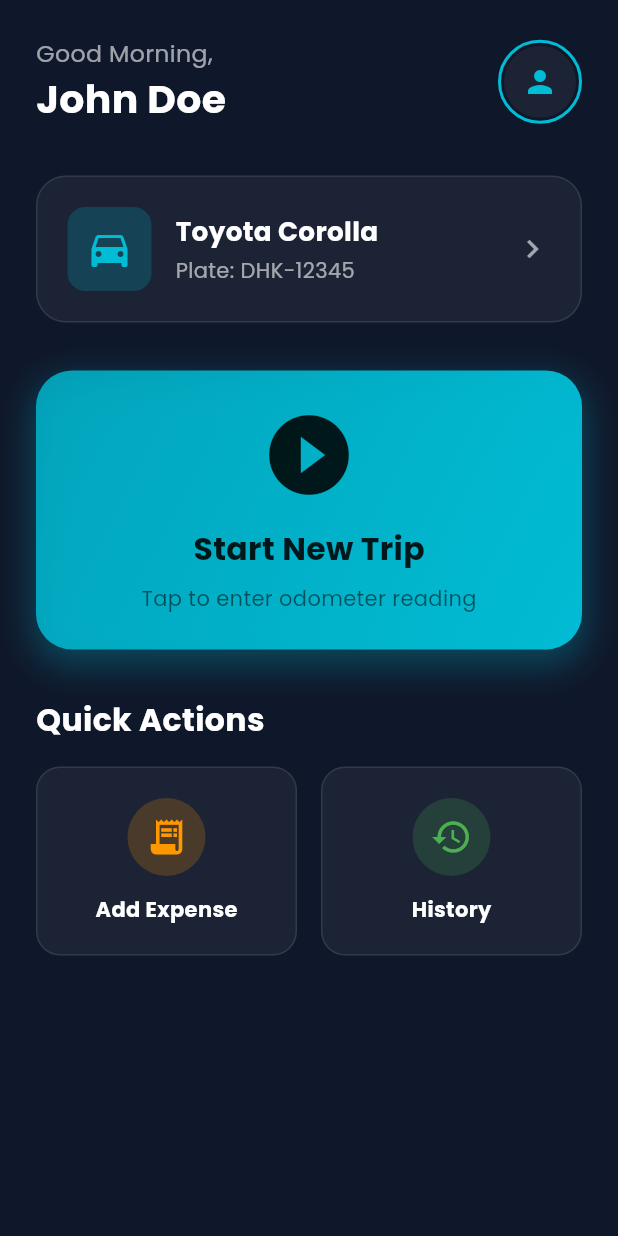
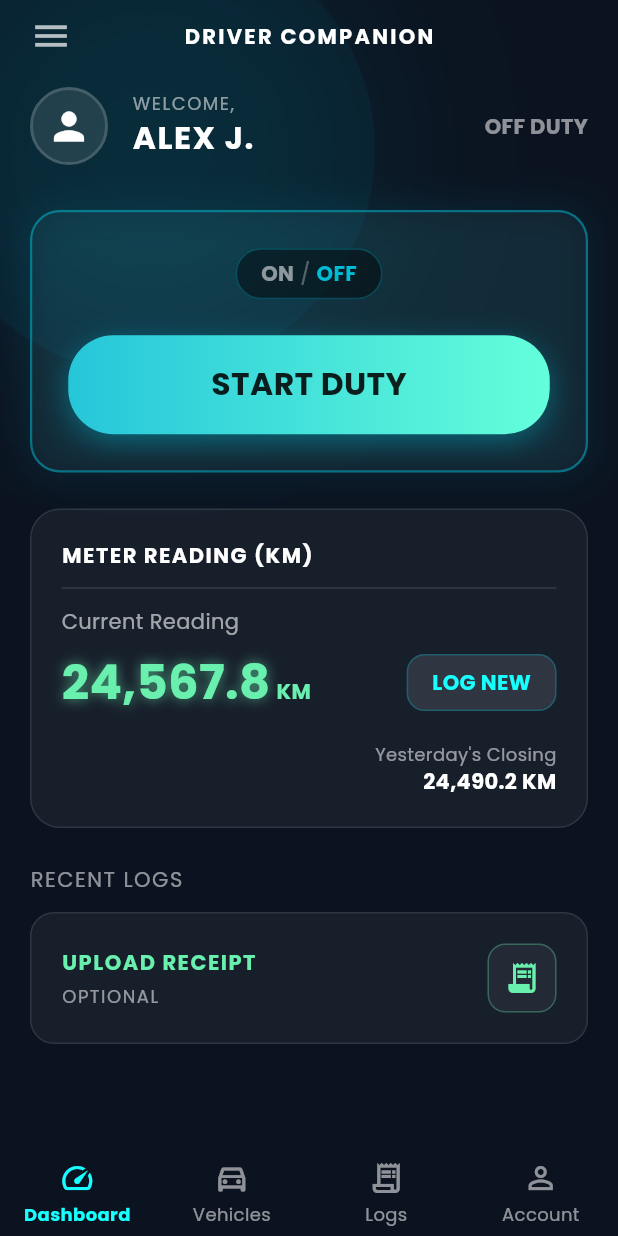
Before and after one commit to kaziomarSH24/ubs-fleet-app, a Flutter app: the DriverHomeScreen screen opened by its route, on a phone screen of 412 x 824 dp. Run offline on Flutter 3.47's test engine with Material 3 defaults, Android fonts, the phone set to English and light mode, and no system bars; drawn by our look-alikes of flutter_animate; our stand-ins replace flutter_dotenv, flutter_riverpod, go_router, lottie, supabase_flutter, velocity_x; accounts and stored records are empty.

Commit message:
Update Driver Dashboard UI to match mockup screenshot

```diff
--- a/lib/features/driver/presentation/screens/driver_home_screen.dart
+++ b/lib/features/driver/presentation/screens/driver_home_screen.dart
@@ -4,8 +4,6 @@ import 'package:flutter_animate/flutter_animate.dart';
 
 import '../../../../core/theme/app_colors.dart';
 
-/// Main Dashboard Screen for the Driver
-/// Shows current trip status, vehicle info, and quick actions like Add Expense.
 class DriverHomeScreen extends StatefulWidget {
   const DriverHomeScreen({super.key});
 
@@ -14,209 +12,337 @@ class DriverHomeScreen extends StatefulWidget {
 }
 
 class _DriverHomeScreenState extends State<DriverHomeScreen> {
-  // Temporary state for UI demonstration
-  bool _isOnTrip = false;
+  bool _isDutyOn = false;
 
   @override
   Widget build(BuildContext context) {
     return Scaffold(
-      backgroundColor: AppColors.background,
-      body: SafeArea(
-        child: SingleChildScrollView(
-          padding: const EdgeInsets.all(24.0),
-          child: Column(
-            crossAxisAlignment: CrossAxisAlignment.start,
-            children: [
-              _buildHeaderSection(),
-              32.heightBox,
-              _buildCurrentVehicleCard(),
-              32.heightBox,
-              _buildTripActionCard(),
-              32.heightBox,
-              _buildQuickActions(),
-            ],
+      backgroundColor: const Color(0xFF0B1320), // Darker background similar to mockup
+      body: Stack(
+        children: [
+          // Background abstract neon elements (mimicking the image's background vibe)
+          Positioned(
+            top: -50,
+            left: -50,
+            child: Container(
+              width: 300,
+              height: 300,
+              decoration: BoxDecoration(
+                shape: BoxShape.circle,
+                color: Colors.cyan.withOpacity(0.05),
+                boxShadow: [BoxShadow(color: Colors.cyan.withOpacity(0.1), blurRadius: 100)]
+              ),
+            ),
           ),
-        ),
+
+          SafeArea(
+            child: Column(
+              children: [
+                _buildAppBar(),
+                Expanded(
+                  child: SingleChildScrollView(
+                    padding: const EdgeInsets.symmetric(horizontal: 20.0, vertical: 10.0),
+                    child: Column(
+                      crossAxisAlignment: CrossAxisAlignment.stretch,
+                      children: [
+                        _buildProfileSection(),
+                        30.heightBox,
+                        _buildStartDutyCard(),
+                        24.heightBox,
+                        _buildMeterReadingCard(),
+                        24.heightBox,
+                        _buildRecentLogsSection(),
+                        24.heightBox,
+                      ],
+                    ),
+                  ),
+                ),
+              ],
+            ),
+          ),
+        ],
+      ),
+      bottomNavigationBar: _buildBottomNav(),
+    );
+  }
+
+  Widget _buildAppBar() {
+    return Padding(
+      padding: const EdgeInsets.symmetric(horizontal: 20, vertical: 10),
+      child: Row(
+        mainAxisAlignment: MainAxisAlignment.spaceBetween,
+        children: [
+          const Icon(Icons.menu, color: Colors.white70, size: 28),
+          "DRIVER COMPANION".text.bold.letterSpacing(1.5).white.make(),
+          const SizedBox(width: 28), // Spacer to balance the menu icon
+        ],
       ),
     );
   }
 
-  /// Builds the top header with the driver's greeting and profile icon.
-  Widget _buildHeaderSection() {
+  Widget _buildProfileSection() {
     return Row(
       mainAxisAlignment: MainAxisAlignment.spaceBetween,
+      crossAxisAlignment: CrossAxisAlignment.center,
       children: [
-        Column(
-          crossAxisAlignment: CrossAxisAlignment.start,
+        Row(
           children: [
-            "Good Morning,".text.color(AppColors.textSecondary).lg.make(),
-            "John Doe".text.xl3.bold.color(AppColors.textPrimary).make(),
+            Container(
+              decoration: BoxDecoration(
+                shape: BoxShape.circle,
+                border: Border.all(color: Colors.white24, width: 2),
+              ),
+              child: const CircleAvatar(
+                radius: 24,
+                backgroundColor: Colors.white10,
+                child: Icon(Icons.person, color: Colors.white, size: 30),
+              ),
+            ),
+            16.widthBox,
+            Column(
+              crossAxisAlignment: CrossAxisAlignment.start,
+              children: [
+                "WELCOME,".text.color(Colors.white54).size(12).letterSpacing(1).make(),
+                "ALEX J.".text.white.xl2.bold.letterSpacing(1).make(),
+              ],
+            ),
           ],
         ),
-        Container(
-          padding: const EdgeInsets.all(2),
-          decoration: BoxDecoration(
-            shape: BoxShape.circle,
-            border: Border.all(color: AppColors.primary, width: 2),
-          ),
-          child: const CircleAvatar(
-            radius: 24,
-            backgroundColor: AppColors.inputBackground,
-            child: Icon(Icons.person, color: AppColors.primary),
-          ),
-        ),
+        (_isDutyOn ? "ON DUTY" : "OFF DUTY")
+            .text
+            .color(_isDutyOn ? Colors.greenAccent : Colors.white54)
+            .bold
+            .make(),
       ],
-    ).animate().fade().slideY(begin: -0.2, end: 0);
+    );
   }
 
-  /// Builds a card displaying the currently assigned vehicle details.
-  Widget _buildCurrentVehicleCard() {
+  Widget _buildStartDutyCard() {
     return Container(
-      padding: const EdgeInsets.all(20),
-      decoration: BoxDecoration(
-        color: AppColors.inputBackground,
-        borderRadius: BorderRadius.circular(20),
-        border: Border.all(color: AppColors.inputBorder),
-      ),
-      child: Row(
-        children: [
-          Container(
-            padding: const EdgeInsets.all(12),
-            decoration: BoxDecoration(
-              color: AppColors.primary.withOpacity(0.2),
-              borderRadius: BorderRadius.circular(12),
-            ),
-            child: const Icon(Icons.directions_car, color: AppColors.primary, size: 32),
-          ),
-          16.widthBox,
-          Expanded(
-            child: Column(
-              crossAxisAlignment: CrossAxisAlignment.start,
-              children: [
-                "Toyota Corolla".text.xl.bold.color(AppColors.textPrimary).make(),
-                4.heightBox,
-                "Plate: DHK-12345".text.color(AppColors.textSecondary).make(),
-              ],
-            ),
-          ),
-          const Icon(Icons.chevron_right, color: AppColors.textSecondary),
-        ],
-      ),
-    ).animate().fade(delay: 200.ms).slideX(begin: 0.2, end: 0);
-  }
-
-  /// Builds the main call-to-action card for starting or ending a trip.
-  Widget _buildTripActionCard() {
-    return Container(
-      width: double.infinity,
       padding: const EdgeInsets.all(24),
       decoration: BoxDecoration(
-        gradient: LinearGradient(
-          colors: _isOnTrip
-              ? [AppColors.accentPurple.withOpacity(0.8), AppColors.accentPurple]
-              : [AppColors.primary.withOpacity(0.8), AppColors.primary],
-          begin: Alignment.topLeft,
-          end: Alignment.bottomRight,
-        ),
-        borderRadius: BorderRadius.circular(24),
+        color: Colors.white.withOpacity(0.03),
+        borderRadius: BorderRadius.circular(20),
+        border: Border.all(color: Colors.cyan.withOpacity(0.5), width: 1.5),
         boxShadow: [
           BoxShadow(
-            color: (_isOnTrip ? AppColors.accentPurple : AppColors.primary).withOpacity(0.3),
+            color: Colors.cyan.withOpacity(0.1),
             blurRadius: 20,
             spreadRadius: 2,
-            offset: const Offset(0, 8),
           )
         ],
       ),
       child: Column(
         children: [
-          Icon(
-            _isOnTrip ? Icons.stop_circle_outlined : Icons.play_circle_fill_outlined,
-            size: 64,
-            color: Colors.black87,
+          // ON / OFF toggle
+          Container(
+            padding: const EdgeInsets.symmetric(horizontal: 16, vertical: 6),
+            decoration: BoxDecoration(
+              color: Colors.black45,
+              borderRadius: BorderRadius.circular(20),
+              border: Border.all(color: Colors.cyan.withOpacity(0.3)),
+            ),
+            child: Row(
+              mainAxisSize: MainAxisSize.min,
+              children: [
+                "ON".text.color(_isDutyOn ? Colors.cyan : Colors.white54).bold.make(),
+                " / ".text.color(Colors.white30).make(),
+                "OFF".text.color(!_isDutyOn ? Colors.cyan : Colors.white54).bold.make(),
+              ],
+            ),
+          ),
+          24.heightBox,
+          // Start Duty Button
+          GestureDetector(
+            onTap: () {
+              setState(() {
+                _isDutyOn = !_isDutyOn;
+              });
+            },
+            child: Container(
+              width: double.infinity,
+              padding: const EdgeInsets.symmetric(vertical: 18),
+              decoration: BoxDecoration(
+                gradient: LinearGradient(
+                  colors: _isDutyOn
+                      ? [Colors.redAccent, Colors.orangeAccent]
+                      : [Colors.cyan.shade400, Colors.tealAccent],
+                ),
+                borderRadius: BorderRadius.circular(30),
+                boxShadow: [
+                  BoxShadow(
+                    color: (_isDutyOn ? Colors.redAccent : Colors.cyan).withOpacity(0.4),
+                    blurRadius: 15,
+                    offset: const Offset(0, 5),
+                  )
+                ],
+              ),
+              child: Center(
+                child: (_isDutyOn ? "END DUTY" : "START DUTY")
+                    .text
+                    .xl2
+                    .bold
+                    .color(Colors.black87)
+                    .make(),
+              ),
+            ),
+          ),
+        ],
+      ),
+    ).animate().fade(duration: 500.ms).slideY(begin: 0.1, end: 0);
+  }
+
+  Widget _buildMeterReadingCard() {
+    return Container(
+      padding: const EdgeInsets.all(20),
+      decoration: BoxDecoration(
+        color: Colors.white.withOpacity(0.05),
+        borderRadius: BorderRadius.circular(20),
+        border: Border.all(color: Colors.white10),
+      ),
+      child: Column(
+        crossAxisAlignment: CrossAxisAlignment.start,
+        children: [
+          "METER READING (KM)".text.bold.white.letterSpacing(1).make(),
+          const Divider(color: Colors.white12, height: 24, thickness: 1),
+
+          "Current Reading".text.color(Colors.white60).make(),
+          8.heightBox,
+          Row(
+            mainAxisAlignment: MainAxisAlignment.spaceBetween,
+            children: [
+              // Digital Glowing Text
+              Row(
+                crossAxisAlignment: CrossAxisAlignment.baseline,
+                textBaseline: TextBaseline.alphabetic,
+                children: [
+                  Text(
+                    "24,567.8",
+                    style: TextStyle(
+                      fontSize: 32,
+                      fontWeight: FontWeight.bold,
+                      color: Colors.greenAccent,
+                      shadows: [
+                        Shadow(color: Colors.greenAccent.withOpacity(0.6), blurRadius: 10),
+                      ],
+                    ),
+                  ),
+                  4.widthBox,
+                  "KM".text.color(Colors.greenAccent).bold.make(),
+                ],
+              ),
+              // Log New Button
+              Container(
+                padding: const EdgeInsets.symmetric(horizontal: 16, vertical: 8),
+                decoration: BoxDecoration(
+                  color: Colors.white.withOpacity(0.1),
+                  borderRadius: BorderRadius.circular(12),
+                  border: Border.all(color: Colors.cyan.withOpacity(0.3)),
+                ),
+                child: "LOG NEW".text.bold.color(Colors.cyanAccent).make(),
+              ),
+            ],
           ),
           16.heightBox,
-          (_isOnTrip ? "End Current Trip" : "Start New Trip")
-              .text
-              .xl2
-              .bold
-              .color(Colors.black87)
-              .make(),
-          8.heightBox,
-          "Tap to enter odometer reading"
-              .text
-              .color(Colors.black54)
-              .make(),
+          Align(
+            alignment: Alignment.centerRight,
+            child: Column(
+              crossAxisAlignment: CrossAxisAlignment.end,
+              children: [
+                "Yesterday's Closing".text.color(Colors.white54).size(12).make(),
+                "24,490.2 KM".text.white.bold.make(),
+              ],
+            ),
+          ),
         ],
       ),
-    ).onInkTap(() {
-      // Toggle state for UI demonstration
-      setState(() {
-        _isOnTrip = !_isOnTrip;
-      });
-    }).animate().fade(delay: 400.ms).scale(curve: Curves.easeOutBack);
+    ).animate().fade(delay: 200.ms).slideY(begin: 0.1, end: 0);
   }
 
-  /// Builds a grid of quick action buttons (e.g., Add Expense, History).
-  Widget _buildQuickActions() {
+  Widget _buildRecentLogsSection() {
     return Column(
       crossAxisAlignment: CrossAxisAlignment.start,
       children: [
-        "Quick Actions".text.xl2.bold.color(AppColors.textPrimary).make(),
-        16.heightBox,
-        Row(
-          children: [
-            _buildActionCard(
-              icon: Icons.receipt_long,
-              title: "Add Expense",
-              color: Colors.orange,
-              onTap: () {
-                // TODO: Navigate to Expense Screen
-              },
-            ).expand(),
-            16.widthBox,
-            _buildActionCard(
-              icon: Icons.history,
-              title: "History",
-              color: Colors.green,
-              onTap: () {
-                // TODO: Navigate to History Screen
-              },
-            ).expand(),
-          ],
+        "RECENT LOGS".text.color(Colors.white54).letterSpacing(1).make(),
+        12.heightBox,
+        Container(
+          padding: const EdgeInsets.all(20),
+          decoration: BoxDecoration(
+            color: Colors.white.withOpacity(0.05),
+            borderRadius: BorderRadius.circular(16),
+            border: Border.all(color: Colors.white10),
+          ),
+          child: Row(
+            mainAxisAlignment: MainAxisAlignment.spaceBetween,
+            children: [
+              Column(
+                crossAxisAlignment: CrossAxisAlignment.start,
+                children: [
+                  "UPLOAD RECEIPT".text.bold.color(Colors.greenAccent).letterSpacing(1).make(),
+                  4.heightBox,
+                  "OPTIONAL".text.color(Colors.white54).size(12).letterSpacing(1).make(),
+                ],
+              ),
+              Container(
+                padding: const EdgeInsets.all(10),
+                decoration: BoxDecoration(
+                  color: Colors.white.withOpacity(0.05),
+                  borderRadius: BorderRadius.circular(12),
+                  border: Border.all(color: Colors.greenAccent.withOpacity(0.3)),
+                ),
+                child: const Icon(Icons.receipt_long, color: Colors.greenAccent),
+              )
+            ],
+          ),
         ),
       ],
-    ).animate().fade(delay: 600.ms).slideY(begin: 0.2, end: 0);
+    ).animate().fade(delay: 400.ms).slideY(begin: 0.1, end: 0);
   }
 
-  /// Helper method to build individual quick action cards.
-  Widget _buildActionCard({
-    required IconData icon,
-    required String title,
-    required Color color,
-    required VoidCallback onTap,
-  }) {
-    return Container(
-      padding: const EdgeInsets.symmetric(vertical: 20, horizontal: 16),
-      decoration: BoxDecoration(
-        color: AppColors.inputBackground,
-        borderRadius: BorderRadius.circular(16),
-        border: Border.all(color: AppColors.inputBorder),
+  Widget _buildBottomNav() {
+    return Theme(
+      data: Theme.of(context).copyWith(
+        splashColor: Colors.transparent,
+        highlightColor: Colors.transparent,
       ),
-      child: Column(
-        children: [
-          Container(
-            padding: const EdgeInsets.all(12),
-            decoration: BoxDecoration(
-              color: color.withOpacity(0.2),
-              shape: BoxShape.circle,
+      child: BottomNavigationBar(
+        backgroundColor: const Color(0xFF0B1320),
+        type: BottomNavigationBarType.fixed,
+        selectedItemColor: Colors.cyanAccent,
+        unselectedItemColor: Colors.white54,
+        selectedLabelStyle: const TextStyle(fontWeight: FontWeight.bold, fontSize: 12),
+        unselectedLabelStyle: const TextStyle(fontSize: 12),
+        items: const [
+          BottomNavigationBarItem(
+            icon: Padding(
+              padding: EdgeInsets.only(bottom: 4.0),
+              child: Icon(Icons.speed),
             ),
-            child: Icon(icon, color: color, size: 28),
+            label: "Dashboard",
           ),
-          12.heightBox,
-          title.text.bold.color(AppColors.textPrimary).make(),
+          BottomNavigationBarItem(
+            icon: Padding(
+              padding: EdgeInsets.only(bottom: 4.0),
+              child: Icon(Icons.directions_car_outlined),
+            ),
+            label: "Vehicles",
+          ),
+          BottomNavigationBarItem(
+            icon: Padding(
+              padding: EdgeInsets.only(bottom: 4.0),
+              child: Icon(Icons.receipt_long_outlined),
+            ),
+            label: "Logs",
+          ),
+          BottomNavigationBarItem(
+            icon: Padding(
+              padding: EdgeInsets.only(bottom: 4.0),
+              child: Icon(Icons.person_outline),
+            ),
+            label: "Account",
+          ),
         ],
       ),
-    ).onInkTap(onTap);
+    );
   }
 }
```
